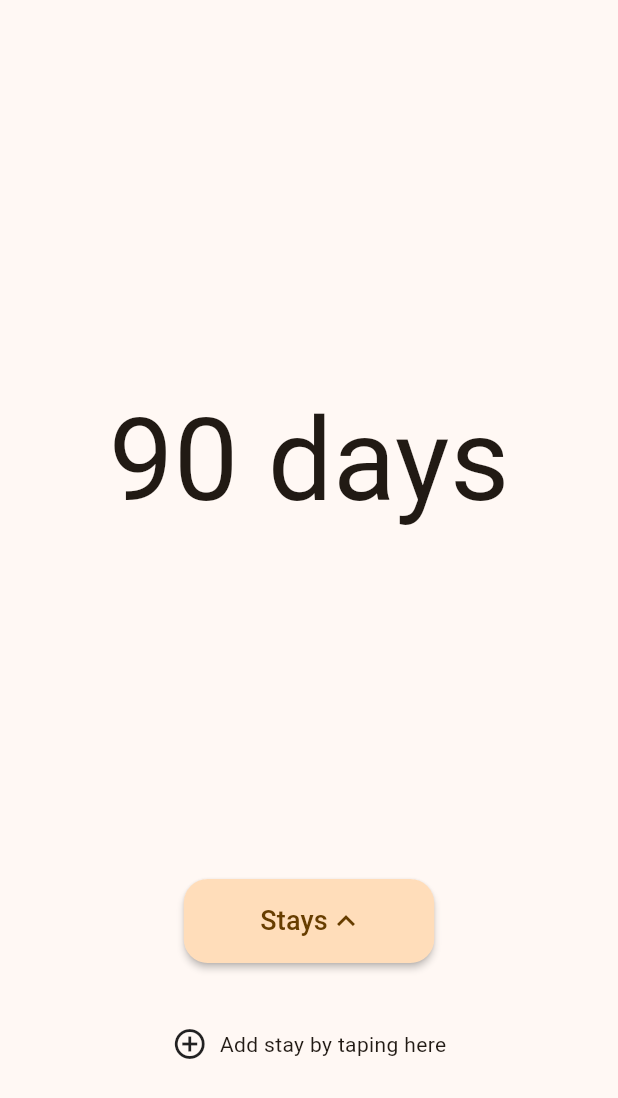
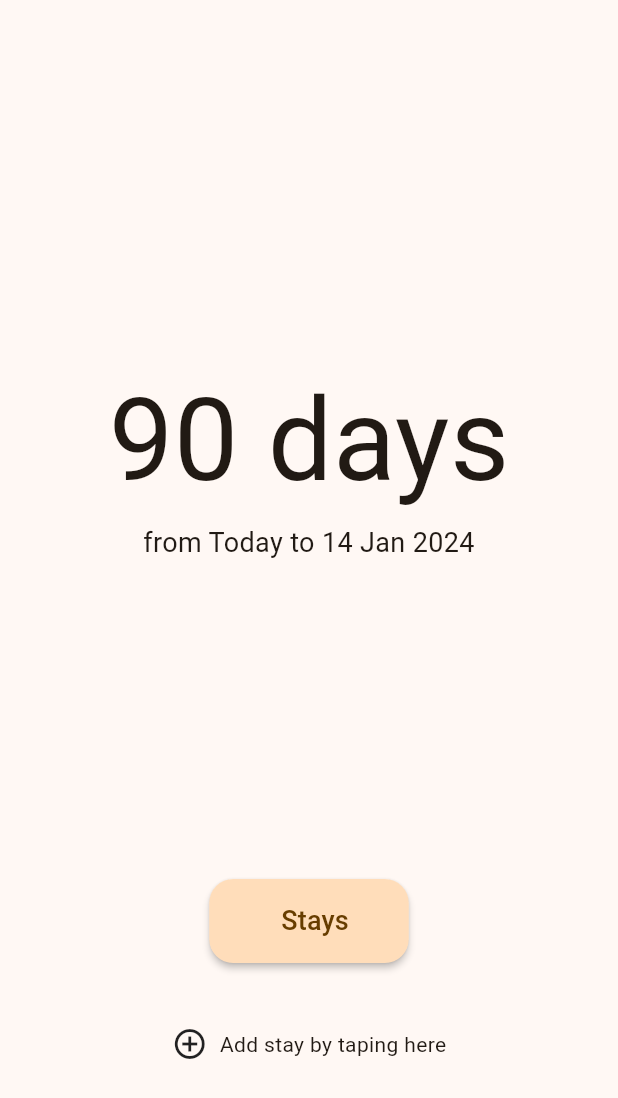
Before and after one commit to Oleh-Kupich/remaining_days, a Flutter app: the screen it shows after launch, on a phone screen of 412 x 824 dp. Shown: the top 1098 px of the screen. Run offline on Flutter 3.47's test engine with Material 2 defaults, Android fonts, the light colour scheme and no system bars.

Commit message:
Tuned up remaining dates calculation algo

```diff
--- a/lib/home_page.dart
+++ b/lib/home_page.dart
@@ -1,6 +1,8 @@
 import 'dart:math';
 
 import 'package:flutter/material.dart';
+import 'package:intl/intl.dart';
+import 'package:remaining_days/remaining_days_math.dart';
 import 'package:remaining_days/stay_item.dart';
 import 'package:remaining_days/list_item_widgets/stay_item.dart';
 import 'package:remaining_days/stays_fab_widget.dart';
@@ -45,12 +47,22 @@ class _HomePageState extends State<HomePage> {
   bool scrollWasAtTop = true;
 
   final stays = List<StayItem>.empty(growable: true);
+  var ascending = true;
 
   void addStay(final StayItem stayItem) {
     if (stays.contains(stayItem)) return;
     setState(() {
       stays.add(stayItem);
-      stays.sort((range1, range2) => range2.start.compareTo(range1.end));
+      stays.sort(
+          (range1, range2) => ascending ? range2.start.compareTo(range1.start) : range1.start.compareTo(range2.start));
+    });
+  }
+
+  void sort() {
+    ascending = !ascending;
+    setState(() {
+      stays.sort(
+          (range1, range2) => ascending ? range2.start.compareTo(range1.start) : range1.start.compareTo(range2.start));
     });
   }
 
@@ -60,52 +72,39 @@ class _HomePageState extends State<HomePage> {
     });
   }
 
-  void showDateRangePicker() async {
-    DateTimeRange? picked = await showDateRangePickerDialog(context: context);
+  void showDateRangePicker({StayItem? editingItem}) async {
+    DateTimeRange? picked = await showDateRangePickerDialog(context: context, initialDateRange: editingItem);
+
     if (picked != null) {
+      if (editingItem != null) removeStay(editingItem);
       addStay(StayItem.ofDateTimeRange(picked));
     }
   }
 
-  int calculateRemainingDays(List<DateTimeRange> entryExitDates) {
-
-    int totalDaysInSchengen = 0;
-    DateTime back180days = DateTime.now().subtract(const Duration(days: 180));
-
-    for (DateTimeRange dateRange in entryExitDates) {
-      // Check if the exit date is in the past.
-      if (dateRange.end.isBefore(back180days)) {
-        break;
-      }
-
-      // Check if the entry date is in the last 180 days.
-      if (dateRange.start.isAfter(back180days)) {
-        int daysInThisStay = dateRange.end
-            .difference(dateRange.start)
-            .inDays + 1; // Calculate the number of days in this stay.
-        totalDaysInSchengen += daysInThisStay;
-      }
+  (int, String) calculateRemainingDays(final List<StayItem> entryExitDates,
+      {int maxStay = 90, int rollingRange = 180}) {
+    (int, DateTimeRange?) usedDays;
+    if ((usedDays = daysStayIn(entryExitDates, rollingRange: rollingRange, skipFuture: true)).$1 > maxStay) {
+      final overStayRange = StayItem(
+          start: DateTime(usedDays.$2!.end.year, usedDays.$2!.end.month, usedDays.$2!.end.day - (rollingRange - 1)),
+          end: usedDays.$2!.end);
+      return (maxStay - usedDays.$1, 'Overstay in the period \n$overStayRange');
     }
 
-    int remainingDays = 90 - totalDaysInSchengen;
+    int remainingDays = 0;
+    DateTime today = DateTime.now();
+    while (remainingDays < maxStay &&
+        daysStayIn(entryExitDates + [StayItem(start: today, end: today.add(Duration(days: remainingDays)))],
+                    rollingRange: rollingRange)
+                .$1 <=
+            maxStay) {
+      ++remainingDays;
+    }
 
-    return remainingDays;
-  }
-
-  bool staysNotExit(List<DateTimeRange> stays) {
-    int totalDays = 0;
-    DateTime back180days = stays.last.end.subtract(const Duration(days: 180));
-    for (DateTimeRange dateRange in stays) {
-      if (dateRange.end.isBefore(back180days)) {
-        break;
-      }
-
-      int daysInThisStay = dateRange.end
-          .difference(dateRange.start)
-          .inDays + 1; // Calculate the number of days in this stay.
-      totalDays += daysInThisStay;
-    }
-    return totalDays <= 90;
+    return (
+      remainingDays,
+      'from Today to ${DateFormat('d MMM y').format(today.add(Duration(days: remainingDays)))}',
+    );
   }
 
   @override
@@ -117,55 +116,61 @@ class _HomePageState extends State<HomePage> {
             onVerticalDragUpdate: DefaultBottomBarController.of(context).onDrag,
             onVerticalDragEnd: DefaultBottomBarController.of(context).onDragEnd,
             child: StaysFABWidget(
-                hasStays: stays.isNotEmpty,
-                onPressed: () => DefaultBottomBarController.of(context).swap(),
-                onAddStay: () => showDateRangePicker())),
+              hasStays: stays.isNotEmpty,
+              ascending: ascending,
+              onPressed: () => DefaultBottomBarController.of(context).swap(),
+              onSort: () => sort(),
+            )),
         //
         // Actual expandable bottom bar
         bottomNavigationBar: BottomExpandableAppBar(
             appBarHeight: 200,
             expandedHeight: 300,
             horizontalMargin: 0,
-            shape: const AutomaticNotchedShape(
-                RoundedRectangleBorder(), StadiumBorder(side: BorderSide())),
+            shape: const AutomaticNotchedShape(RoundedRectangleBorder(), StadiumBorder(side: BorderSide())),
             expandedBody: NotificationListener<ScrollEndNotification>(
               onNotification: (scrollNotification) {
-                final bottomBarController =
-                    DefaultBottomBarController.of(context);
+                final bottomBarController = DefaultBottomBarController.of(context);
                 final metrics = scrollNotification.metrics;
                 final scrollIsAtTop = metrics.atEdge && metrics.pixels == 0;
-                if (scrollWasAtTop &&
-                    bottomBarController.isOpen &&
-                    scrollIsAtTop) {
+                if (scrollWasAtTop && bottomBarController.isOpen && scrollIsAtTop) {
                   bottomBarController.close();
                 }
                 scrollWasAtTop = scrollIsAtTop;
                 return true;
               },
               child: ListView.separated(
-                padding:
-                    const EdgeInsets.symmetric(vertical: 32, horizontal: 16),
+                padding: const EdgeInsets.symmetric(vertical: 32, horizontal: 16),
                 itemCount: stays.isEmpty ? 1 : stays.length,
                 itemBuilder: (context, index) => stays.isEmpty
-                    ? EmptyStayListItemWidget(
-                        addStay: () => showDateRangePicker())
+                    ? EmptyStayListItemWidget(addStay: () => showDateRangePicker())
                     : StayListItemWidget(
                         stayListItem: stays[index],
                         onRemove: (item) => removeStay(item),
-                        onEdit: (_) {},
+                        onEdit: (item) => showDateRangePicker(editingItem: item),
+                        onAdd: () => showDateRangePicker(),
                         leadingWidget: Text('${stays.length - index}'),
                       ),
                 separatorBuilder: (context, index) => const Divider(),
               ),
             )),
-        body: Center(child: LayoutBuilder(
+        body: LayoutBuilder(
           builder: (BuildContext context, BoxConstraints constraints) {
-            int remainingDays = calculateRemainingDays(stays);
-            return Text(
-              '$remainingDays ${remainingDays == 1 ? 'day' : 'days'}',
-              style: TextStyle(fontSize: max(constraints.maxHeight / 8, 28)),
-            );
+            final (int, String) remainingDays = calculateRemainingDays(stays);
+            return Center(
+                child: Column(mainAxisAlignment: MainAxisAlignment.center, children: [
+              Text(
+                '${remainingDays.$1} ${remainingDays.$1 == 1 ? 'day' : 'days'}',
+                style: TextStyle(
+                    color: remainingDays.$1 < 0 ? Colors.red : null, fontSize: max(constraints.maxHeight / 8, 28)),
+              ),
+              Text(
+                remainingDays.$2,
+                textAlign: TextAlign.center,
+                style: const TextStyle(fontSize: 18),
+              ),
+            ]));
           },
-        )));
+        ));
   }
 }
--- a/lib/stay_item.dart
+++ b/lib/stay_item.dart
@@ -4,12 +4,10 @@ import 'package:intl/intl.dart';
 class StayItem extends DateTimeRange {
   StayItem({required super.start, required super.end});
 
-  StayItem.ofDateTimeRange(DateTimeRange dateTimeRange)
-      : super(start: dateTimeRange.start, end: dateTimeRange.end);
+  StayItem.ofDateTimeRange(DateTimeRange dateTimeRange) : super(start: dateTimeRange.start, end: dateTimeRange.end);
 
   String get key => super.toString();
 
   @override
-  String toString() =>
-      '${DateFormat('d MMM y').format(start)} - ${DateFormat('d MMM y').format(end)}';
+  String toString() => '${DateFormat('d MMM y').format(start)} - ${DateFormat('d MMM y').format(end)}';
 }
--- a/lib/stays_fab_widget.dart
+++ b/lib/stays_fab_widget.dart
@@ -1,48 +1,30 @@
 import 'package:flutter/material.dart';
-
-import 'bottom_bar_widget/controller.dart';
 
 class StaysFABWidget extends StatelessWidget {
   const StaysFABWidget(
-      {Key? key,
-      required this.hasStays,
-      required this.onAddStay,
-      required this.onPressed})
+      {Key? key, required this.hasStays, required this.onPressed, required this.onSort, required this.ascending})
       : super(key: key);
 
   final bool hasStays;
-  final VoidCallback onAddStay;
+  final bool ascending;
   final VoidCallback onPressed;
+  final VoidCallback onSort;
 
   @override
   Widget build(BuildContext context) {
     return FloatingActionButton.extended(
-        icon: hasStays
-            ? IconButton(
-                onPressed: onAddStay,
-                icon: const Icon(Icons.add_circle_outline),
-              )
-            : const SizedBox(width: 27),
         label: Row(
           children: [
+            const SizedBox(width: 28),
             const Text('Stays', style: TextStyle(fontSize: 18)),
-            AnimatedBuilder(
-              animation: DefaultBottomBarController.of(context).state,
-              builder: (context, child) => Transform(
-                alignment: Alignment.center,
-                transform: Matrix4.diagonal3Values(
-                  1,
-                  DefaultBottomBarController.of(context).state.value * 2 - 1,
-                  1,
-                ),
-                child: child,
-              ),
-              child: const RotatedBox(
-                quarterTurns: 1,
-                child: Icon(Icons.chevron_right),
-              ),
-            ),
-            const SizedBox(width: 27)
+            hasStays
+                ? IconButton(
+                    onPressed: onSort,
+                    icon: Icon(
+                      ascending ? Icons.arrow_drop_down : Icons.arrow_drop_up,
+                      size: 32,
+                    ))
+                : const SizedBox(width: 20),
           ],
         ),
         elevation: 2,
```
Also changed, not shown: lib/bottom_bar_widget/controller.dart (+5 -10 lines), lib/bottom_bar_widget/widget.dart (+15 -28 lines), lib/date_range_picker_widget.dart (+6 -11 lines), lib/list_item_widgets/stay_item.dart (+4 -3 lines), lib/remaining_days_math.dart (added, +61 -0 lines).
